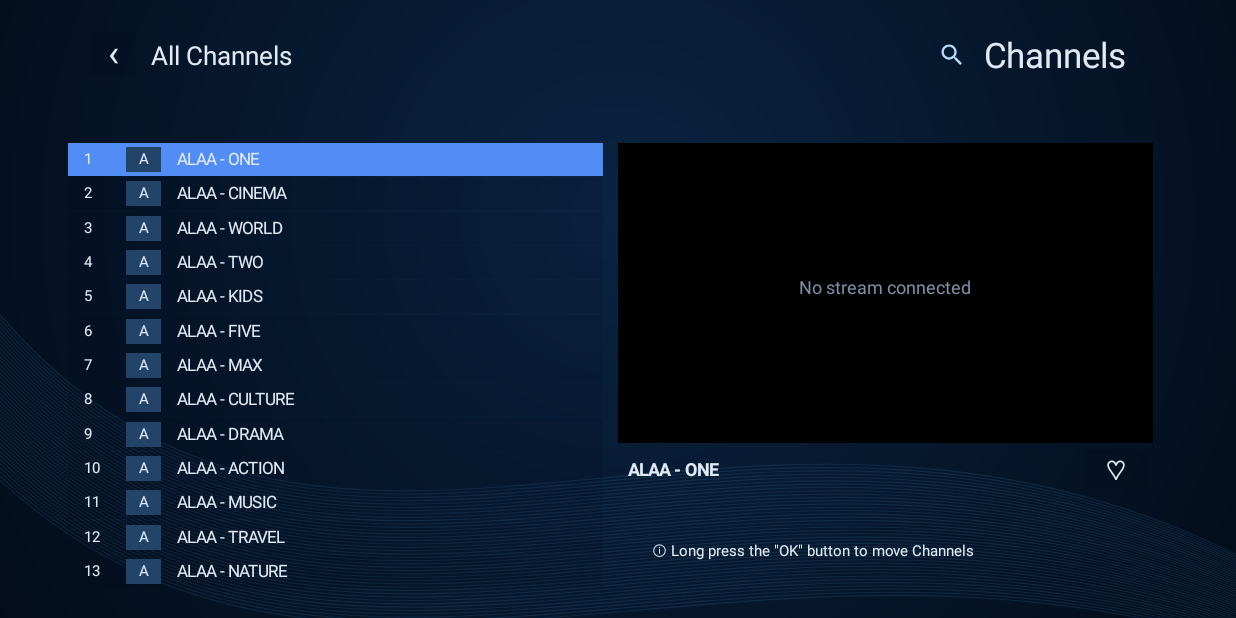
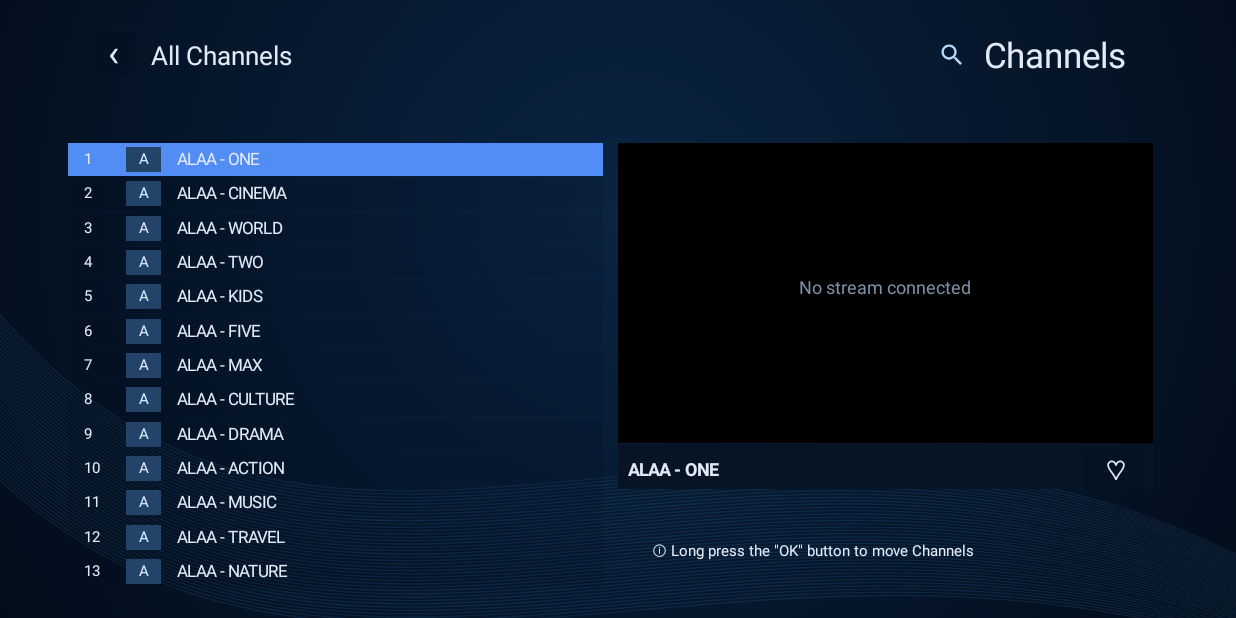
Before and after one commit to Alaaaya/Universe-Alaa, an Android app: the HomeActivity screen opened directly, with no data from a screen before it, after a tap on "All Channels", on a phone screen of 824 x 412 dp (held sideways). Run offline under Robolectric (Android 15) with nearby library versions, the phone set to English and light mode, and no system bars; 1 other tap on this screen came first.

Commit message:
Attach dark channel namebar to preview and soften home ripples

```diff
--- a/app/src/main/java/com/alaa/universe/Stage.kt
+++ b/app/src/main/java/com/alaa/universe/Stage.kt
@@ -43,7 +43,7 @@ class Stage(context: Context): ViewGroup(context) {
         c.save();c.scale(width/1920f,height/1080f)
         if(!waves) {
             p.style=Paint.Style.STROKE;p.strokeWidth=18f
-            for(i in 0..12){p.color=if(theme=="gold")0x103f3718 else 0x10477db7;c.drawOval(960f-180-i*90,370f-120-i*63,960f+180+i*90,370f+120+i*63,p)}
+            for(i in 0..12){p.color=if(theme=="gold")0x103f3718 else 0x08477db7;c.drawOval(960f-180-i*90,370f-120-i*63,960f+180+i*90,370f+120+i*63,p)}
         } else {
             p.style=Paint.Style.STROKE
             for(i in 0..40) {
--- a/app/src/main/java/com/alaa/universe/UniverseScreen.kt
+++ b/app/src/main/java/com/alaa/universe/UniverseScreen.kt
@@ -159,6 +159,7 @@ class UniverseScreen(context:Context): FrameLayout(context) {
         val preview=button("",960,251,935,526){showFullscreen()}
         preview.background=surface(Color.BLACK)
         text(if(arabic)"لا يوجد بث متصل" else "No stream connected",1030,470,790,70,32f,0xff7f91a8.toInt(),true)
+        stage.put(View(context).apply{setBackgroundColor(0xff061426.toInt())},960,777,935,80)
         text(names[selectedChannel],978,787,750,70,31f).typeface=Typeface.DEFAULT_BOLD
         favorite=button(if(selectedChannel in favorites)"♥" else "♡",1775,787,110,70,47f){
             if(!favorites.add(selectedChannel))favorites.remove(selectedChannel);live()
```
